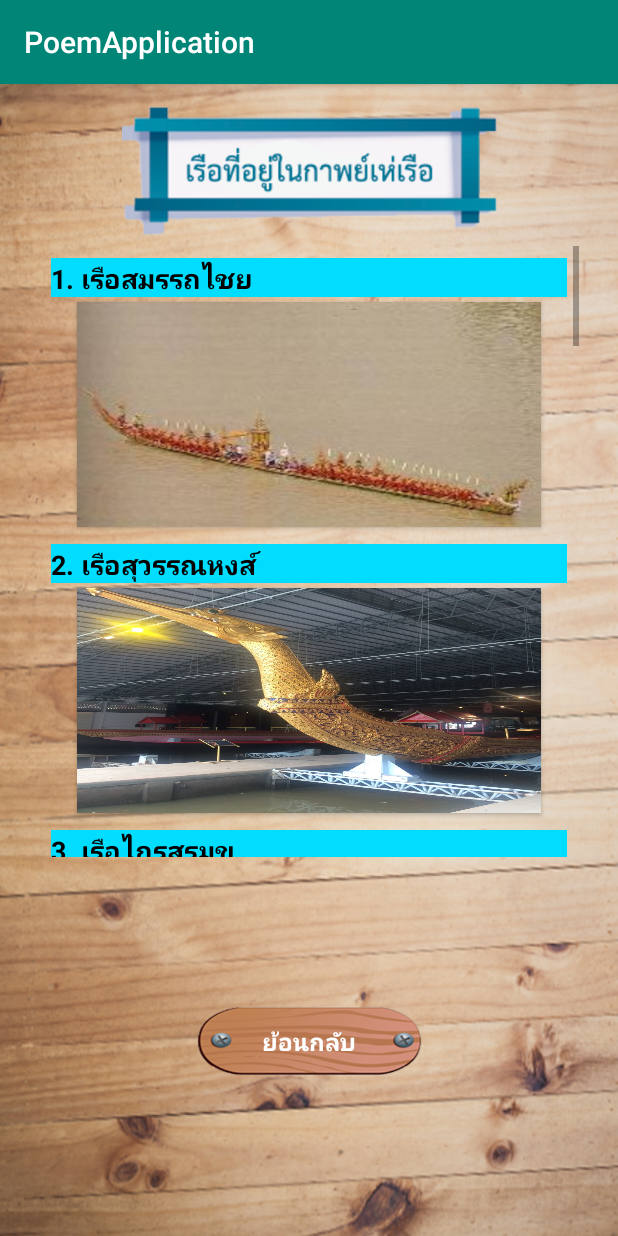
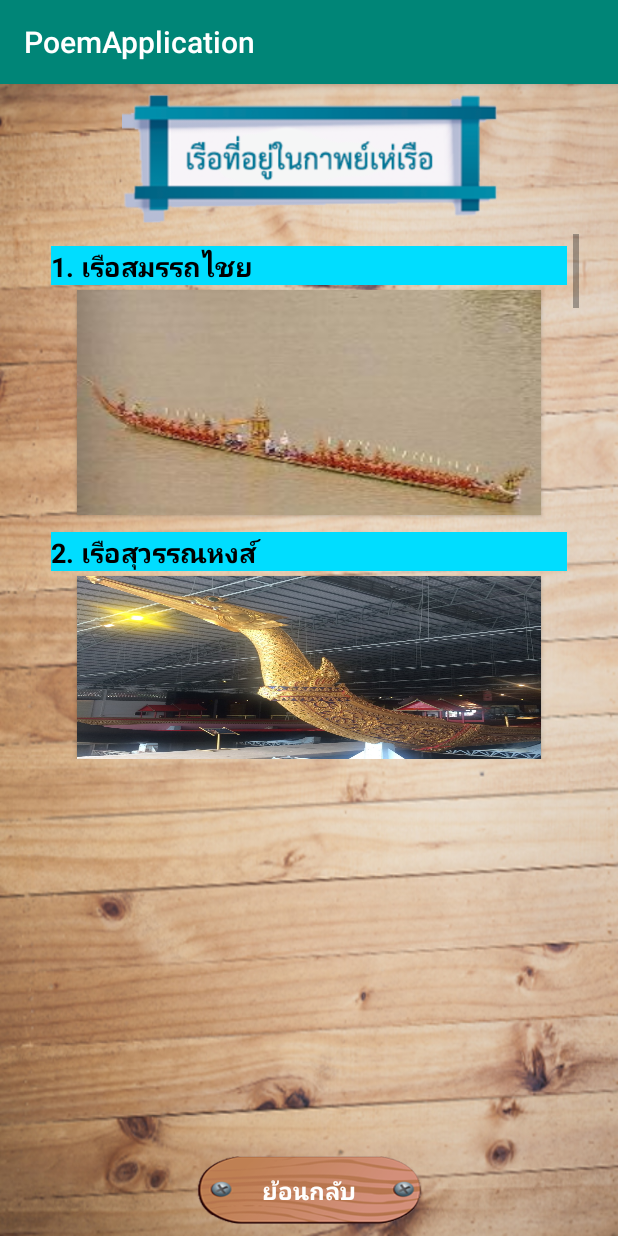
Before and after one commit to Deddeaw/PoemApplication, an Android app: the Activity_ListView_BoatType2 screen opened directly, with no data from a screen before it, on a phone screen of 412 x 824 dp. Run offline under Robolectric (Android 15) with nearby library versions, the light colour scheme and no system bars.

```diff
--- a/app/src/main/java/com/example/user/poemapplication/Activity_loadscene.java
+++ b/app/src/main/java/com/example/user/poemapplication/Activity_loadscene.java
@@ -9,7 +9,7 @@ import android.view.View;
 
 public class Activity_loadscene extends AppCompatActivity {
     // เวลาในการโหลดซีน
-    private  static  int Time_Splash = 1000;
+    private  static  int Time_Splash = 3000;
     @Override
     protected void onCreate(Bundle savedInstanceState) {
         super.onCreate(savedInstanceState);
--- a/app/src/main/res/layout/activity__list_view__boat_type1.xml
+++ b/app/src/main/res/layout/activity__list_view__boat_type1.xml
@@ -13,7 +13,6 @@
         android:layout_height="100dp"
         android:layout_marginStart="8dp"
         android:layout_marginLeft="8dp"
-        android:layout_marginTop="8dp"
         android:layout_marginEnd="8dp"
         android:layout_marginRight="8dp"
         app:layout_constraintEnd_toEndOf="parent"
@@ -24,7 +23,7 @@
     <ScrollView
         android:id="@+id/scrollView4"
         android:layout_width="360dp"
-        android:layout_height="407dp"
+        android:layout_height="350dp"
         android:layout_marginStart="8dp"
         android:layout_marginLeft="8dp"
         android:layout_marginEnd="8dp"
@@ -209,6 +208,7 @@
         app:layout_constraintBottom_toBottomOf="parent"
         app:layout_constraintEnd_toEndOf="parent"
         app:layout_constraintStart_toStartOf="parent"
-        app:layout_constraintTop_toBottomOf="@+id/scrollView4" />
+        app:layout_constraintTop_toBottomOf="@+id/scrollView4"
+        app:layout_constraintVertical_bias="1.0" />
 
 </android.support.constraint.ConstraintLayout>
--- a/app/src/main/res/layout/activity__list_view__boat_type2.xml
+++ b/app/src/main/res/layout/activity__list_view__boat_type2.xml
@@ -25,12 +25,13 @@
         app:layout_constraintBottom_toBottomOf="parent"
         app:layout_constraintEnd_toEndOf="parent"
         app:layout_constraintStart_toStartOf="parent"
-        app:layout_constraintTop_toBottomOf="@+id/scrollView6" />
+        app:layout_constraintTop_toBottomOf="@+id/scrollView6"
+        app:layout_constraintVertical_bias="1.0" />
 
     <ScrollView
         android:id="@+id/scrollView6"
         android:layout_width="360dp"
-        android:layout_height="407dp"
+        android:layout_height="350dp"
         android:layout_marginStart="8dp"
         android:layout_marginLeft="8dp"
         android:layout_marginEnd="8dp"
@@ -429,7 +430,6 @@
         android:layout_height="100dp"
         android:layout_marginStart="8dp"
         android:layout_marginLeft="8dp"
-        android:layout_marginTop="8dp"
         android:layout_marginEnd="8dp"
         android:layout_marginRight="8dp"
         app:layout_constraintEnd_toEndOf="parent"
--- a/app/src/main/res/layout/activity__paraphrase.xml
+++ b/app/src/main/res/layout/activity__paraphrase.xml
@@ -33,7 +33,6 @@
         android:layout_height="100dp"
         android:layout_marginStart="8dp"
         android:layout_marginLeft="8dp"
-        android:layout_marginTop="16dp"
         android:layout_marginEnd="8dp"
         android:layout_marginRight="8dp"
         app:layout_constraintEnd_toEndOf="parent"
@@ -43,11 +42,10 @@
 
     <ScrollView
         android:id="@+id/scrollView3"
-        android:layout_width="match_parent"
-        android:layout_height="372dp"
+        android:layout_width="360dp"
+        android:layout_height="350dp"
         android:layout_marginStart="8dp"
         android:layout_marginLeft="8dp"
-        android:layout_marginTop="8dp"
         android:layout_marginEnd="8dp"
         android:layout_marginRight="8dp"
         app:layout_constraintEnd_toEndOf="parent"
--- a/app/src/main/res/layout/activity__poem.xml
+++ b/app/src/main/res/layout/activity__poem.xml
@@ -66,7 +66,6 @@
         android:layout_height="100dp"
         android:layout_marginStart="8dp"
         android:layout_marginLeft="8dp"
-        android:layout_marginTop="8dp"
         android:layout_marginEnd="8dp"
         android:layout_marginRight="8dp"
         app:layout_constraintEnd_toEndOf="parent"
@@ -77,10 +76,9 @@
     <ScrollView
         android:id="@+id/scrollView2"
         android:layout_width="match_parent"
-        android:layout_height="380dp"
+        android:layout_height="348dp"
         android:layout_marginStart="8dp"
         android:layout_marginLeft="8dp"
-        android:layout_marginTop="8dp"
         android:layout_marginEnd="8dp"
         android:layout_marginRight="8dp"
         app:layout_constraintEnd_toEndOf="parent"
```
